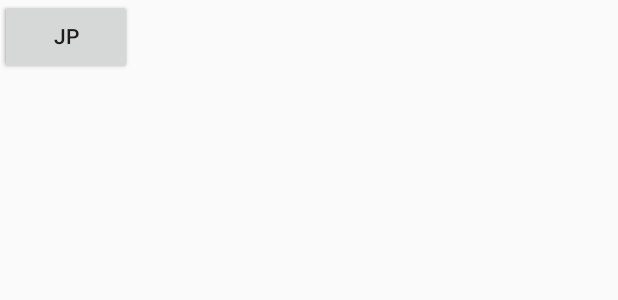
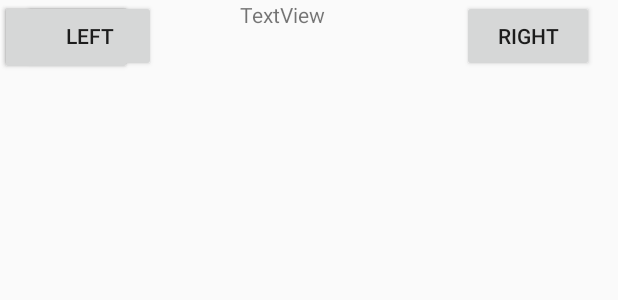
Before and after one commit to jpoist504/PromDate, an Android app: the layout activity_swiping.xml on its own in the app's theme, with its tools: preview values and no code run, on a phone screen of 412 x 824 dp. Shown: the top 300 px of the screen. Run offline under Robolectric (Android 15) with nearby library versions, the phone set to English and light mode, and no system bars.

Commit message:
Merge branch 'master' of https://github.com/jpoist504/PromDate
# Conflicts:
#	.idea/caches/build_file_checksums.ser

```diff
--- a/app/src/main/java/com/example/alonkatz/promdate/SwipingActivity.java
+++ b/app/src/main/java/com/example/alonkatz/promdate/SwipingActivity.java
@@ -4,15 +4,29 @@ import android.content.Intent;
 import android.support.v7.app.AppCompatActivity;
 import android.os.Bundle;
 import android.view.View;
-
+import  android.widget.TextView;
 import android.widget.Button;
+import com.google.firebase.database.DataSnapshot;
+import com.google.firebase.database.DatabaseError;
+import com.google.firebase.database.DatabaseReference;
+import com.google.firebase.database.FirebaseDatabase;
+import com.google.firebase.database.ValueEventListener;
+import com.jgabrielfreitas.core.BlurImageView;
+import com.google.firebase.database.FirebaseDatabase;
 
 public class SwipingActivity extends AppCompatActivity {
+    TextView textElement;
+    FirebaseDatabase database = FirebaseDatabase.getInstance();
+    String userId = "" + 1;
+    DatabaseReference myRef = database.getReference().child("benTestUsers").child(userId).child("name");
 
     @Override
     protected void onCreate(Bundle savedInstanceState) {
         super.onCreate(savedInstanceState);
         setContentView(R.layout.activity_swiping);
+
+        textElement = (TextView) findViewById(R.id.name);
+
 
 //        Button btn=(Button) findViewById(R.id.btnok);
 //        btn.setOnClickListener(new View.OnClickListener() {
@@ -25,6 +39,9 @@ public class SwipingActivity extends AppCompatActivity {
 
 
     }
+//
+//
+//        //myRef.setValue("4");
 
     public void jpButtonPressed(View view){
         startActivity(new Intent(getApplicationContext(), MessageListActivity.class));
@@ -34,4 +51,10 @@ public class SwipingActivity extends AppCompatActivity {
        finish();
 
     }
+    public void swipedRight(View view){
+        textElement.setText("");
+           }
+    public void swipedLeft(View view){
+
+    }
 }
--- a/app/src/main/res/layout/activity_swiping.xml
+++ b/app/src/main/res/layout/activity_swiping.xml
@@ -13,8 +13,8 @@
         android:layout_height="50dp"
         android:onClick="goBack"
         android:text="Back"
-        tools:layout_editor_absoluteX="176dp"
-        tools:layout_editor_absoluteY="200dp" />
+        tools:layout_editor_absoluteX="257dp"
+        tools:layout_editor_absoluteY="70dp" />
 
     <Button
         android:id="@+id/jp_button"
@@ -23,4 +23,43 @@
         android:text="jp"
         android:onClick="jpButtonPressed"
         />
+
+    <Button
+        android:id="@+id/button2"
+        android:layout_width="wrap_content"
+        android:layout_height="wrap_content"
+        android:layout_marginEnd="16dp"
+        android:onClick="swipedRight"
+        android:text="Right"
+        app:layout_constraintEnd_toEndOf="parent"
+        tools:layout_editor_absoluteY="448dp" />
+
+    <Button
+        android:id="@+id/button5"
+        android:layout_width="wrap_content"
+        android:layout_height="wrap_content"
+        android:layout_marginStart="16dp"
+        android:onClick="swipedLeft"
+        android:text="Left"
+        app:layout_constraintStart_toStartOf="parent"
+        tools:layout_editor_absoluteY="446dp" />
+
+    <TextView
+        android:id="@+id/name"
+        android:layout_width="92dp"
+        android:layout_height="36dp"
+        android:text="TextView"
+        app:layout_constraintEnd_toEndOf="parent"
+        app:layout_constraintStart_toStartOf="parent"
+        tools:layout_editor_absoluteY="460dp" />
+
+    <TextView
+        android:id="@+id/id"
+        android:layout_width="94dp"
+        android:layout_height="32dp"
+        android:text=""
+        app:layout_constraintBottom_toBottomOf="parent"
+        app:layout_constraintTop_toTopOf="parent"
+        tools:layout_editor_absoluteX="88dp" />
+
 </android.support.constraint.ConstraintLayout>
```
